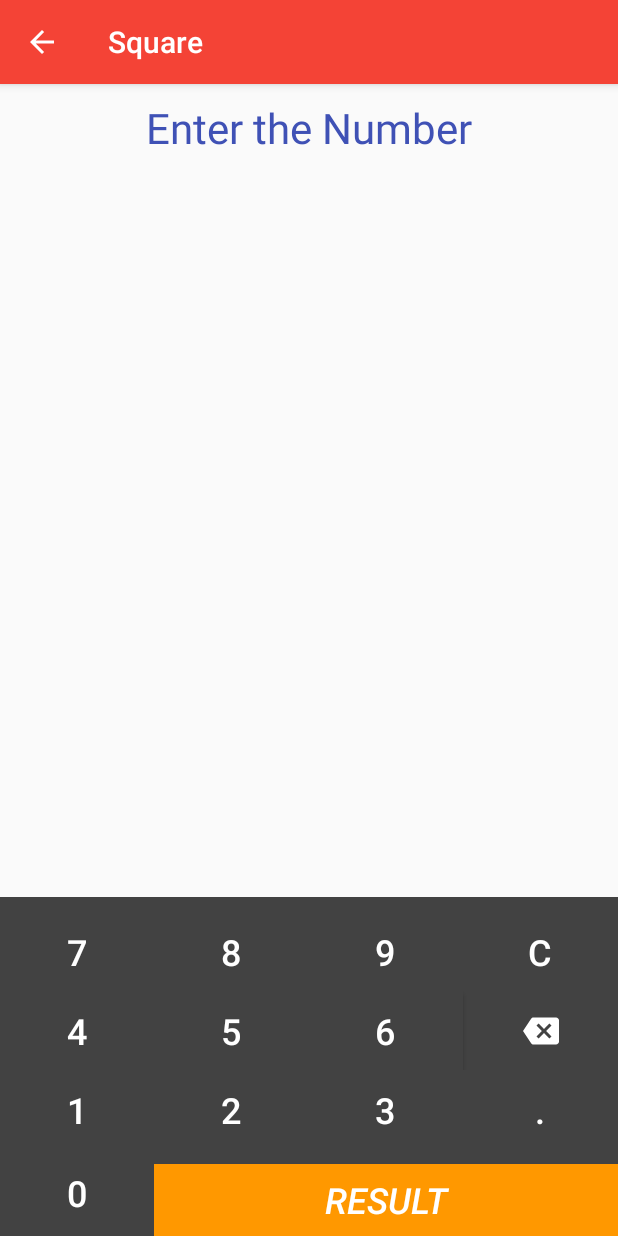
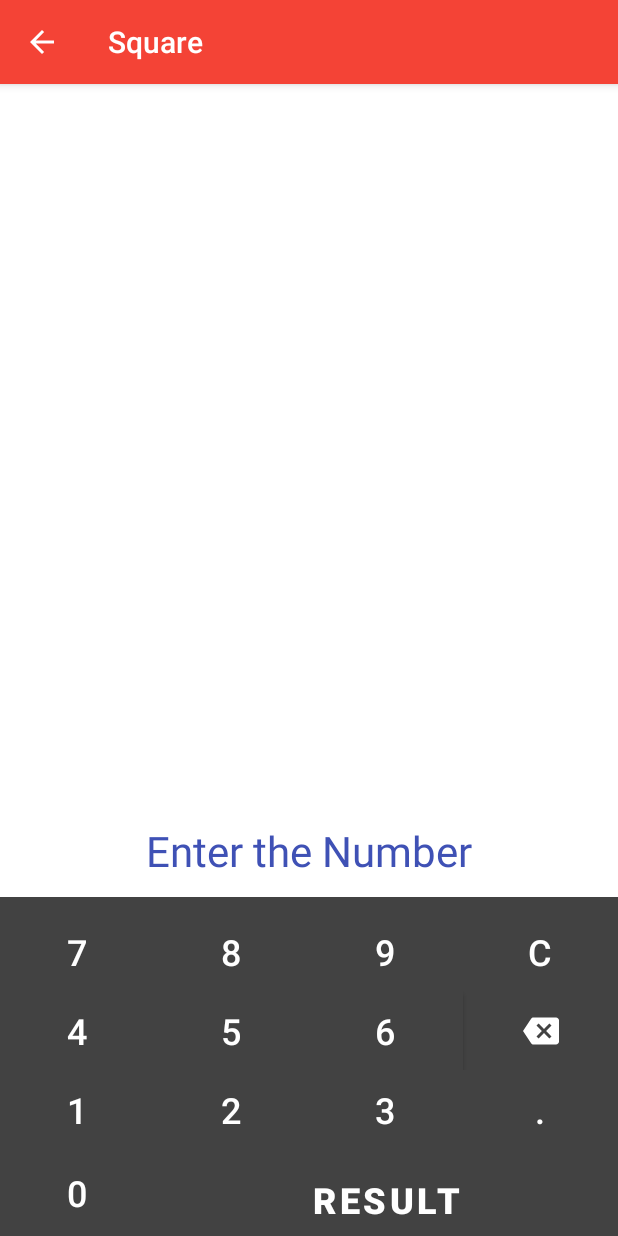
Before and after one commit to sangamesh123/MathsHomeworkApp, an Android app: the Square screen opened directly, with no data from a screen before it, on a phone screen of 412 x 824 dp. Run offline under Robolectric (Android 15) with nearby library versions, the phone set to English and light mode, and no system bars; our stand-ins replace AdMob.

Commit message:
Alignment of keypad

```diff
--- a/app/src/main/res/layout/activity_square.xml
+++ b/app/src/main/res/layout/activity_square.xml
@@ -3,6 +3,7 @@
 <RelativeLayout
     android:layout_width="match_parent"
     android:layout_height="match_parent"
+    android:background="#424242"
     xmlns:android="http://schemas.android.com/apk/res/android"
     xmlns:app="http://schemas.android.com/apk/res-auto"
     xmlns:tools="http://schemas.android.com/tools"
@@ -13,15 +14,20 @@
         android:id="@+id/tabl"
         android:layout_width="match_parent"
         android:layout_height="wrap_content"
-        android:paddingTop="10dp"
-        android:textSize="28sp"
-        android:scrollbars = "vertical"
-        android:focusable="true"
-        android:focusableInTouchMode="true"
+        android:layout_alignParentTop="true"
+        android:layout_above="@+id/first"
+        android:gravity="right|center_vertical|bottom"
+        android:padding="12dp"
+        android:paddingRight="20dp"
+        android:background="#FFFFFF"
         android:hint="@string/hintq"
         android:textColorHint="#3F51B5"
         android:textAlignment="center"
-        android:textColor="#000000"/>
+        android:textColor="#000000"
+        android:textSize="28sp"
+        android:scrollbars="vertical"
+        android:focusable="true"
+        android:focusableInTouchMode="true"/>
 
 
     <LinearLayout
@@ -226,12 +232,14 @@
                 android:layout_gravity="fill_vertical"
                 android:text="@string/equal12"
                 android:paddingBottom="5dp"
-                android:textStyle="italic"
+                android:textStyle="bold"
                 android:paddingTop="5dp"
                 android:textSize="24sp"
                 android:textColor="#FFFFFF"
-
-                android:background="#FF9800"
+                android:background="#424242"
+                android:elevation="4dp"
+                android:letterSpacing="0.1"
+                android:fontFamily="sans-serif-medium"
                 />
         </LinearLayout>
     </LinearLayout>
```
Also changed, not shown: app/src/main/res/layout/activity_addition.xml (+10 -4 lines), app/src/main/res/layout/activity_division.xml (+9 -3 lines), app/src/main/res/layout/activity_hcf.xml (+9 -4 lines), app/src/main/res/layout/activity_lcm.xml (+9 -4 lines), app/src/main/res/layout/activity_multiplication.xml (+9 -3 lines), app/src/main/res/layout/activity_subtraction.xml (+9 -3 lines).
